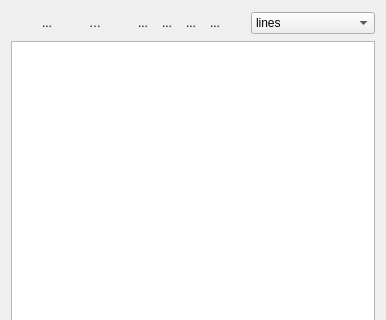
Old version of the form ui/Traceui.ui in the repository MonroeQuantumNetworks/IonControl; both pictures show x 0 to 386 and y 0 to 320 of the 386 by 693 pixel window.
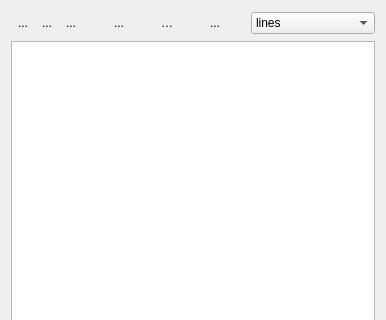
New version of the form. Icons and pictures are not drawn. Custom widgets are drawn as their Qt base class.

Commit message: rearrange buttons

Diff of the .ui file:
```diff
--- a/ui/Traceui.ui
+++ b/ui/Traceui.ui
@@ -19,6 +19,57 @@
      <property name="spacing">
       <number>0</number>
      </property>
+     <item>
+      <widget class="QToolButton" name="collapseAllButton">
+       <property name="toolTip">
+        <string>collapse all trace sets</string>
+       </property>
+       <property name="text">
+        <string>...</string>
+       </property>
+       <property name="icon">
+        <iconset resource="Experiment.qrc">
+         <normaloff>:/other/icons/collapse-all.png</normaloff>:/other/icons/collapse-all.png</iconset>
+       </property>
+       <property name="autoRaise">
+        <bool>true</bool>
+       </property>
+      </widget>
+     </item>
+     <item>
+      <widget class="QToolButton" name="expandAllButton">
+       <property name="toolTip">
+        <string>expand all trace sets</string>
+       </property>
+       <property name="text">
+        <string>...</string>
+       </property>
+       <property name="icon">
+        <iconset resource="Experiment.qrc">
+         <normaloff>:/other/icons/expand-all.png</normaloff>:/other/icons/expand-all.png</iconset>
+       </property>
+       <property name="autoRaise">
+        <bool>true</bool>
+       </property>
+      </widget>
+     </item>
+     <item>
+      <widget class="QToolButton" name="selectAllButton">
+       <property name="toolTip">
+        <string>select all traces</string>
+       </property>
+       <property name="text">
+        <string>...</string>
+       </property>
+       <property name="icon">
+        <iconset resource="Experiment.qrc">
+         <normaloff>:/openicon/icons/update_misc.png</normaloff>:/openicon/icons/update_misc.png</iconset>
+       </property>
+       <property name="autoRaise">
+        <bool>true</bool>
+       </property>
+      </widget>
+     </item>
      <item>
       <widget class="QToolButton" name="clearButton">
        <property name="sizePolicy">
@@ -197,57 +248,6 @@
        </property>
       </widget>
      </item>
-     <item>
-      <widget class="QToolButton" name="collapseAllButton">
-       <property name="toolTip">
-        <string>collapse all trace sets</string>
-       </property>
-       <property name="text">
-        <string>...</string>
-       </property>
-       <property name="icon">
-        <iconset resource="Experiment.qrc">
-         <normaloff>:/other/icons/collapse-all.png</normaloff>:/other/icons/collapse-all.png</iconset>
-       </property>
-       <property name="autoRaise">
-        <bool>true</bool>
-       </property>
-      </widget>
-     </item>
-     <item>
-      <widget class="QToolButton" name="expandAllButton">
-       <property name="toolTip">
-        <string>expand all trace sets</string>
-       </property>
-       <property name="text">
-        <string>...</string>
-       </property>
-       <property name="icon">
-        <iconset resource="Experiment.qrc">
-         <normaloff>:/other/icons/expand-all.png</normaloff>:/other/icons/expand-all.png</iconset>
-       </property>
-       <property name="autoRaise">
-        <bool>true</bool>
-       </property>
-      </widget>
-     </item>
-     <item>
-      <widget class="QToolButton" name="selectAllButton">
-       <property name="toolTip">
-        <string>select all traces</string>
-       </property>
-       <property name="text">
-        <string>...</string>
-       </property>
-       <property name="icon">
-        <iconset resource="Experiment.qrc">
-         <normaloff>:/openicon/icons/update_misc.png</normaloff>:/openicon/icons/update_misc.png</iconset>
-       </property>
-       <property name="autoRaise">
-        <bool>true</bool>
-       </property>
-      </widget>
-     </item>
      <item>
       <widget class="QToolButton" name="showOnlyLastButton">
        <property name="toolTip">
```
